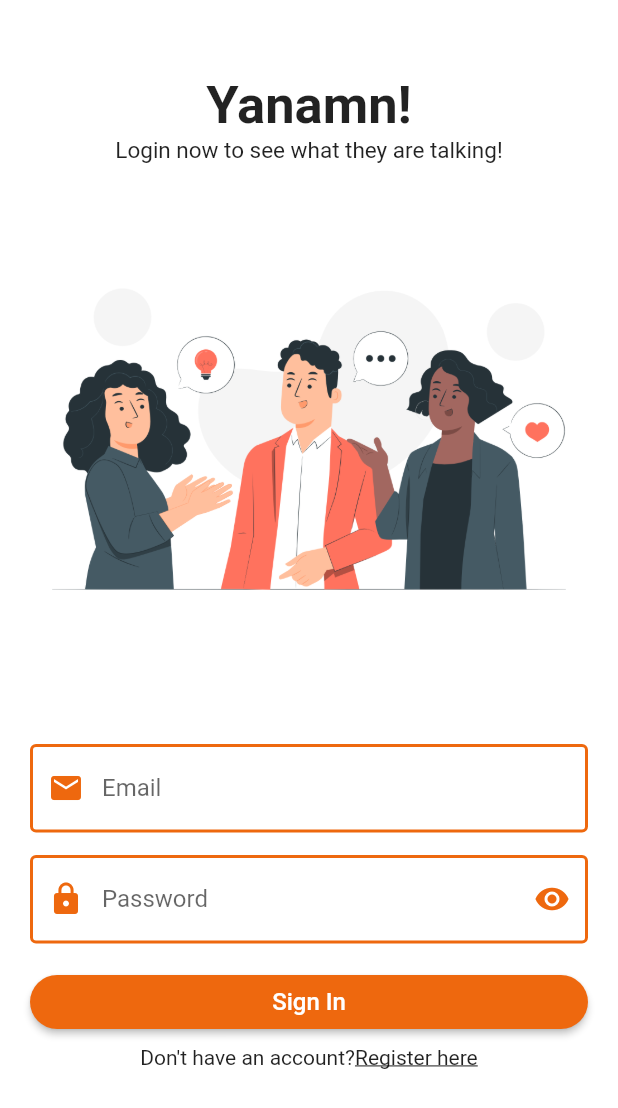
After one commit to amanat-2003/chatting_app, a Flutter app: the screen it shows after launch, on a phone screen of 412 x 824 dp. The commit adds this screen. Shown: the top 1108 px of the screen. Run offline on Flutter 3.47's test engine with Material 2 defaults, Android fonts, the phone set to English and light mode, and no system bars; our stand-ins replace firebase_core, shared_preferences; accounts and stored records are empty.

Commit message:
made a single login register page

```diff
--- a/lib/main.dart
+++ b/lib/main.dart
@@ -1,5 +1,5 @@
 import 'package:chatting_app/helper/helper_function.dart';
-import 'package:chatting_app/pages/auth/login_page.dart';
+import 'package:chatting_app/pages/auth/login_register_page.dart';
 import 'package:chatting_app/service/functions.dart';
 import 'package:chatting_app/shared/constants.dart';
 import 'package:firebase_core/firebase_core.dart';
@@ -63,7 +63,7 @@ class _MyAppState extends State<MyApp> {
         primarySwatch: createMaterialColor(const Color.fromARGB(255, 238, 104, 14)),
         scaffoldBackgroundColor: Colors.white,
       ),
-      home: _isSignedIn ? const HomePage() : const LoginPage(),
+      home: _isSignedIn ? const HomePage() : const LoginRegisterPage(),
     );
   }
 }
--- /dev/null
+++ b/lib/pages/auth/login_register_page.dart
@@ -0,0 +1,77 @@
+import 'package:flutter/gestures.dart';
+import 'package:flutter/material.dart';
+
+import '../../widgets/form_field_widget.dart';
+
+class LoginRegisterPage extends StatefulWidget {
+  const LoginRegisterPage({super.key});
+
+  @override
+  State<LoginRegisterPage> createState() => _LoginRegisterPageState();
+}
+
+class _LoginRegisterPageState extends State<LoginRegisterPage> {
+  bool toRegister = false;
+  final formKey = GlobalKey<FormState>();
+
+  login() {
+    if (formKey.currentState!.validate()) {}
+  }
+
+  @override
+  Widget build(BuildContext context) {
+    return Scaffold(
+      body: SingleChildScrollView(
+        child: Padding(
+          padding: const EdgeInsets.symmetric(
+            horizontal: 20,
+            vertical: 50,
+          ),
+          child: Column(
+            children: [
+              const Text(
+                'Yanamn!',
+                style: TextStyle(
+                  fontSize: 35,
+                  fontWeight: FontWeight.bold,
+                ),
+              ),
+              Text(
+                toRegister
+                    ? 'Create your account now to chat and explore'
+                    : 'Login now to see what they are talking!',
+                style: const TextStyle(
+                  fontSize: 15,
+                ),
+              ),
+              Image.asset(
+                toRegister ? 'assets/register.png' : 'assets/login.png',
+                width: double.infinity,
+              ),
+              FormFieldWiget(
+                  formKey: formKey, login: login, toRegister: toRegister),
+              const SizedBox(height: 5),
+              Text.rich(TextSpan(
+                text: toRegister
+                    ? 'Already have an account?'
+                    : 'Don\'t have an account?',
+                children: [
+                  TextSpan(
+                      text: toRegister ? 'Login now' : 'Register here',
+                      style:
+                          const TextStyle(decoration: TextDecoration.underline),
+                      recognizer: TapGestureRecognizer()
+                        ..onTap = () {
+                          setState(() {
+                            toRegister = !toRegister;
+                          });
+                        }),
+                ],
+              )),
+            ],
+          ),
+        ),
+      ),
+    );
+  }
+}
```
